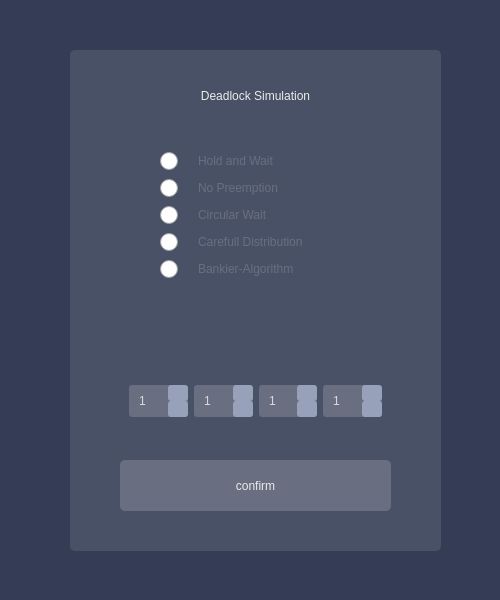
breathTake/Deadlocks-Algorithm-Simulation, file DeadLocks-Final-Test/Dialogs/startdialog.ui: the form before one commit.
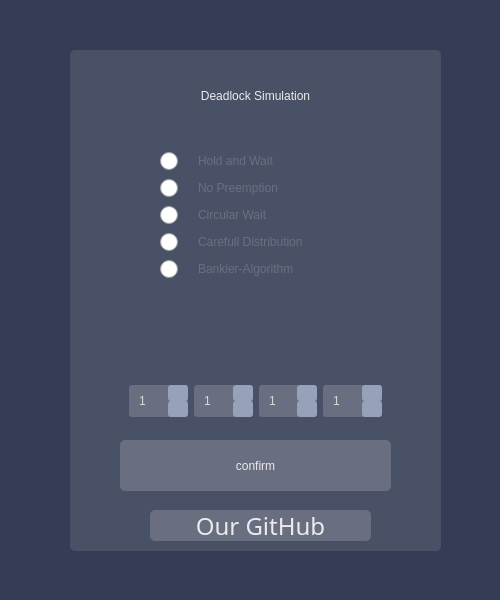
The form after the commit. Icons and pictures are not drawn.

Commit message: Doxygen and Github button

```diff
--- a/DeadLocks-Final-Test/Dialogs/startdialog.ui
+++ b/DeadLocks-Final-Test/Dialogs/startdialog.ui
@@ -20,7 +20,7 @@
    <string>Dialog</string>
   </property>
   <property name="windowIcon">
-   <iconset resource="resources.qrc">
+   <iconset resource="../resources.qrc">
     <normaloff>:/resources/Icon_White.png</normaloff>:/resources/Icon_White.png</iconset>
   </property>
   <property name="styleSheet">
@@ -241,7 +241,7 @@
    <property name="geometry">
     <rect>
      <x>120</x>
-     <y>460</y>
+     <y>440</y>
      <width>271</width>
      <height>51</height>
     </rect>
@@ -598,11 +598,58 @@
    <zorder>spinBox_Plotter</zorder>
    <zorder>label_TapeDrive_Icon</zorder>
   </widget>
+  <widget class="QPushButton" name="openGithubButton">
+   <property name="geometry">
+    <rect>
+     <x>150</x>
+     <y>510</y>
+     <width>221</width>
+     <height>31</height>
+    </rect>
+   </property>
+   <property name="font">
+    <font>
+     <family>Futura Hv BT</family>
+     <pointsize>18</pointsize>
+     <italic>false</italic>
+     <bold>false</bold>
+     <strikeout>false</strikeout>
+     <stylestrategy>PreferDefault</stylestrategy>
+    </font>
+   </property>
+   <property name="styleSheet">
+    <string notr="true">QPushButton {
+    border-radius: 5px;
+	background-color: rgb(105, 111, 128);
+	color: rgb(235, 235, 235);
+	font: 18pt &quot;Futura Hv BT&quot;;
+}
+QPushButton::pressed {
+    border-radius: 5px;
+	background-color: rgb(43, 48, 63);
+	color: rgb(217, 217, 217);
+	font: 18pt &quot;Futura Hv BT&quot;;
+}
+QPushButton::hover {
+	background-color: rgb(152, 161, 186);
+}
+</string>
+   </property>
+   <property name="text">
+    <string>Our GitHub</string>
+   </property>
+   <property name="checkable">
+    <bool>false</bool>
+   </property>
+  </widget>
   <zorder>label_background</zorder>
   <zorder>frame</zorder>
   <zorder>startSimulationButton</zorder>
   <zorder>label_Header</zorder>
   <zorder>frame_2</zorder>
+  <zorder>github_label</zorder>
+  <zorder>github_link_label</zorder>
+  <zorder>openGithubButton</zorder>
  </widget>
  <resources>
   <include location="resources.qrc"/>
```
Left out of the diff: 2 changed lines with no effect on the pictures. The commit also changes 58 other files.
